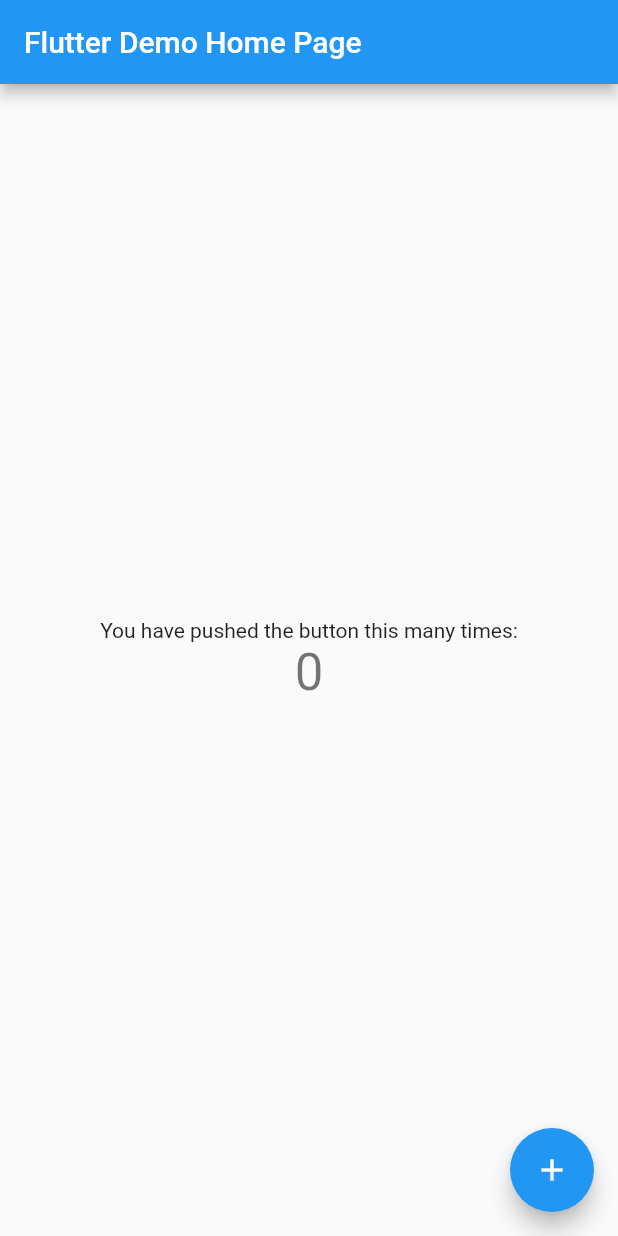
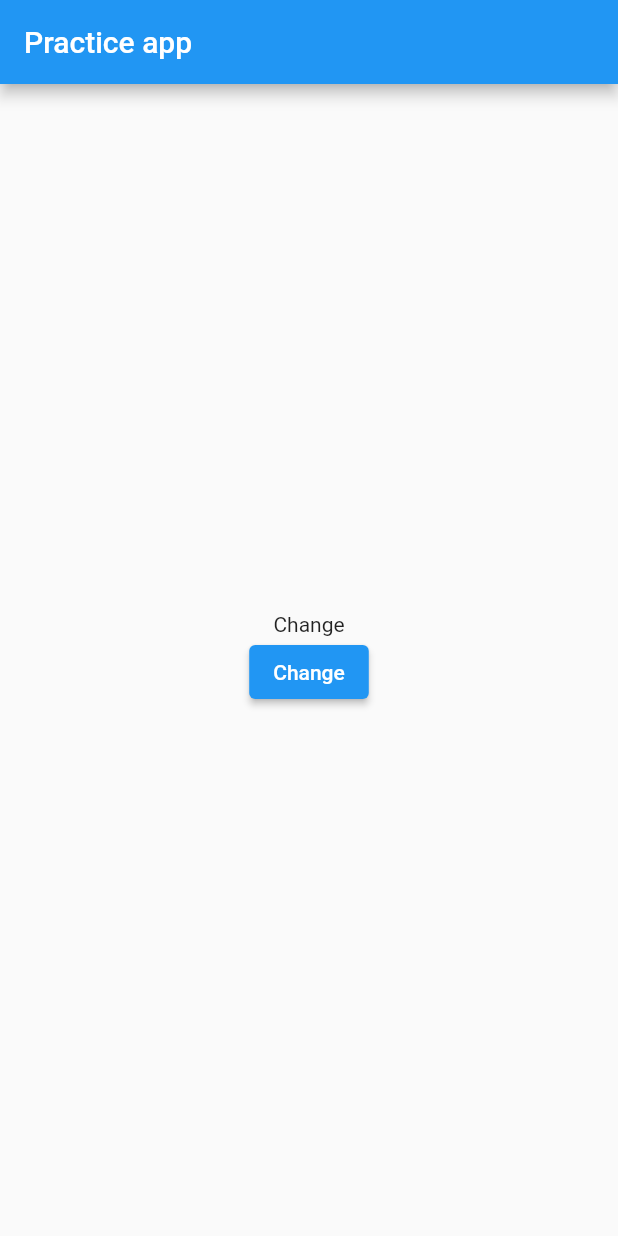
Before and after one commit to Danial14/flutter_start, a Flutter app: the screen it shows after launch, on a phone screen of 412 x 824 dp. Run offline on Flutter 3.47's test engine with Material 2 defaults, Android fonts, the phone set to English and light mode, and no system bars.

Commit message:
flutter_start

```diff
--- /dev/null
+++ b/lib/App.dart
@@ -0,0 +1,27 @@
+import 'package:flutter/material.dart';
+import 'TextController.dart';
+
+class App extends StatelessWidget{
+  @override
+  Widget build(BuildContext context) {
+    TextController textController = TextController();
+    return MaterialApp(
+      debugShowCheckedModeBanner: false,
+      home: Scaffold(
+        appBar: AppBar(
+          title: Text("Practice app"),
+        ),
+        body: Container(
+          alignment: Alignment.center,
+          child: Column(
+            mainAxisAlignment: MainAxisAlignment.center,
+            children: [
+              textController,
+              ElevatedButton(onPressed: textController.onClick, child: Text("Change"))
+            ],
+          ),
+        ),
+      ),
+    );
+  }
+}
--- /dev/null
+++ b/lib/MyText.dart
@@ -0,0 +1,36 @@
+
+import 'package:flutter/material.dart';
+
+class MyText extends StatefulWidget{
+  TextState textState = TextState();
+  @override
+  State createState() {
+    print("createstate");
+    return textState;
+  }
+  void onClick(){
+    print("clicked");
+    textState.changeText();
+  }
+}
+class TextState extends State<MyText>{
+  String currentText = "Change";
+  void changeText(){
+    print("clicked ts");
+    this.setState((){
+      print("setstate");
+      if(currentText == "Change"){
+        currentText = "Flutter started";
+      }
+      else{
+        currentText = "Change";
+      }
+    });
+
+  }
+  @override
+  Widget build(BuildContext context) {
+    // TODO: implement build
+    return Text(currentText);
+  }
+}
--- /dev/null
+++ b/lib/TextController.dart
@@ -0,0 +1,13 @@
+import './MyText.dart';
+import 'package:flutter/material.dart';
+
+class TextController extends StatelessWidget{
+  var _text;
+  Widget build(BuildContext context) {
+    _text = MyText();
+    return _text;
+  }
+  void onClick(){
+    _text.onClick();
+  }
+}
--- a/lib/main.dart
+++ b/lib/main.dart
@@ -1,115 +1,13 @@
 import 'package:flutter/material.dart';
+import 'App.dart';
 
-void main() {
+void main(){
   runApp(const MyApp());
 }
 
-class MyApp extends StatelessWidget {
-  const MyApp({Key? key}) : super(key: key);
-
-  // This widget is the root of your application.
-  @override
-  Widget build(BuildContext context) {
-    return MaterialApp(
-      title: 'Flutter Demo',
-      theme: ThemeData(
-        // This is the theme of your application.
-        //
-        // Try running your application with "flutter run". You'll see the
-        // application has a blue toolbar. Then, without quitting the app, try
-        // changing the primarySwatch below to Colors.green and then invoke
-        // "hot reload" (press "r" in the console where you ran "flutter run",
-        // or simply save your changes to "hot reload" in a Flutter IDE).
-        // Notice that the counter didn't reset back to zero; the application
-        // is not restarted.
-        primarySwatch: Colors.blue,
-      ),
-      home: const MyHomePage(title: 'Flutter Demo Home Page'),
-    );
+class MyApp extends StatelessWidget{
+  const MyApp();
+  Widget build(BuildContext buildContext){
+    return App();
   }
 }
-
-class MyHomePage extends StatefulWidget {
-  const MyHomePage({Key? key, required this.title}) : super(key: key);
-
-  // This widget is the home page of your application. It is stateful, meaning
-  // that it has a State object (defined below) that contains fields that affect
-  // how it looks.
-
-  // This class is the configuration for the state. It holds the values (in this
-  // case the title) provided by the parent (in this case the App widget) and
-  // used by the build method of the State. Fields in a Widget subclass are
-  // always marked "final".
-
-  final String title;
-
-  @override
-  State<MyHomePage> createState() => _MyHomePageState();
-}
-
-class _MyHomePageState extends State<MyHomePage> {
-  int _counter = 0;
-
-  void _incrementCounter() {
-    setState(() {
-      // This call to setState tells the Flutter framework that something has
-      // changed in this State, which causes it to rerun the build method below
-      // so that the display can reflect the updated values. If we changed
-      // _counter without calling setState(), then the build method would not be
-      // called again, and so nothing would appear to happen.
-      _counter++;
-    });
-  }
-
-  @override
-  Widget build(BuildContext context) {
-    // This method is rerun every time setState is called, for instance as done
-    // by the _incrementCounter method above.
-    //
-    // The Flutter framework has been optimized to make rerunning build methods
-    // fast, so that you can just rebuild anything that needs updating rather
-    // than having to individually change instances of widgets.
-    return Scaffold(
-      appBar: AppBar(
-        // Here we take the value from the MyHomePage object that was created by
-        // the App.build method, and use it to set our appbar title.
-        title: Text(widget.title),
-      ),
-      body: Center(
-        // Center is a layout widget. It takes a single child and positions it
-        // in the middle of the parent.
-        child: Column(
-          // Column is also a layout widget. It takes a list of children and
-          // arranges them vertically. By default, it sizes itself to fit its
-          // children horizontally, and tries to be as tall as its parent.
-          //
-          // Invoke "debug painting" (press "p" in the console, choose the
-          // "Toggle Debug Paint" action from the Flutter Inspector in Android
-          // Studio, or the "Toggle Debug Paint" command in Visual Studio Code)
-          // to see the wireframe for each widget.
-          //
-          // Column has various properties to control how it sizes itself and
-          // how it positions its children. Here we use mainAxisAlignment to
-          // center the children vertically; the main axis here is the vertical
-          // axis because Columns are vertical (the cross axis would be
-          // horizontal).
-          mainAxisAlignment: MainAxisAlignment.center,
-          children: <Widget>[
-            const Text(
-              'You have pushed the button this many times:',
-            ),
-            Text(
-              '$_counter',
-              style: Theme.of(context).textTheme.headline4,
-            ),
-          ],
-        ),
-      ),
-      floatingActionButton: FloatingActionButton(
-        onPressed: _incrementCounter,
-        tooltip: 'Increment',
-        child: const Icon(Icons.add),
-      ), // This trailing comma makes auto-formatting nicer for build methods.
-    );
-  }
-}
```
